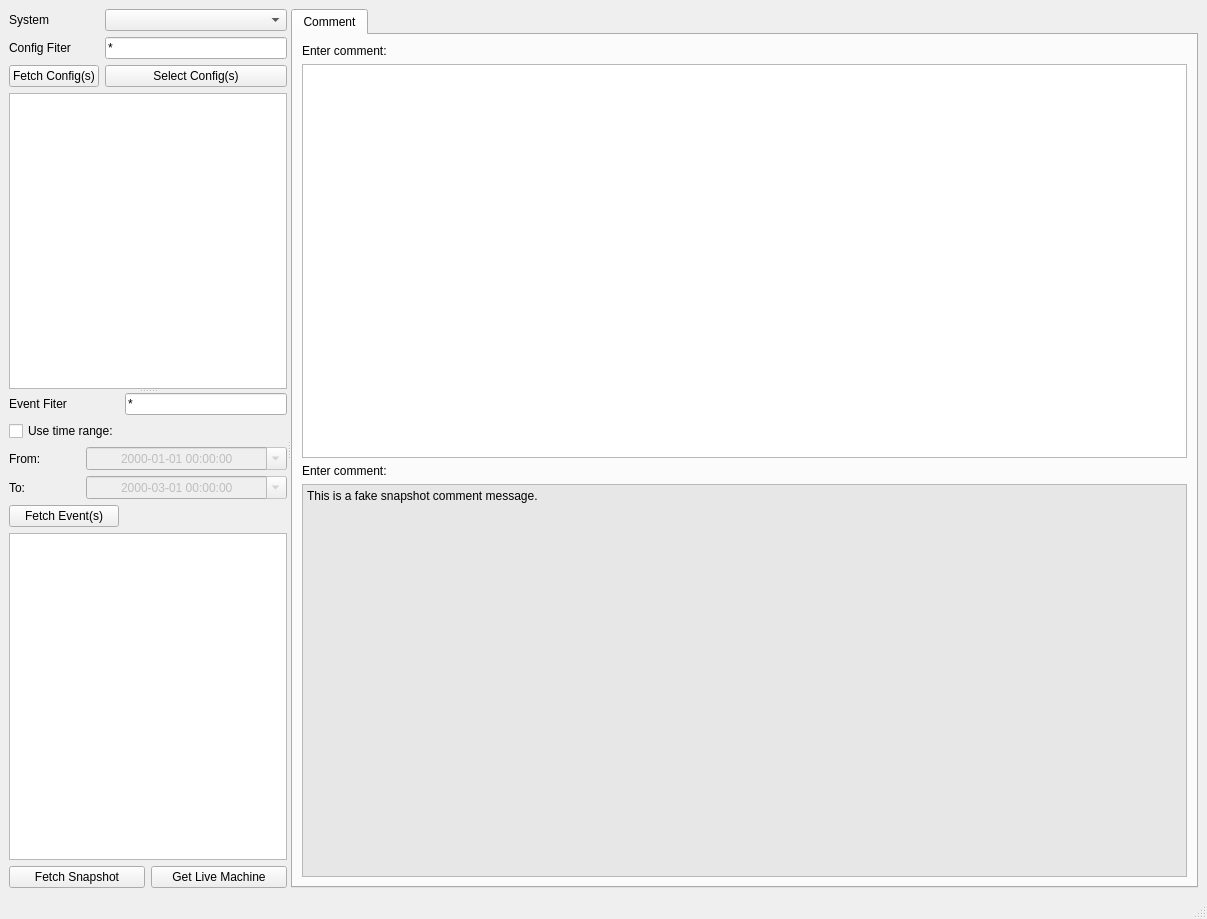
Old version of the form python/src/client/ui/ui_masar.ui in the repository epics-base/masarService.
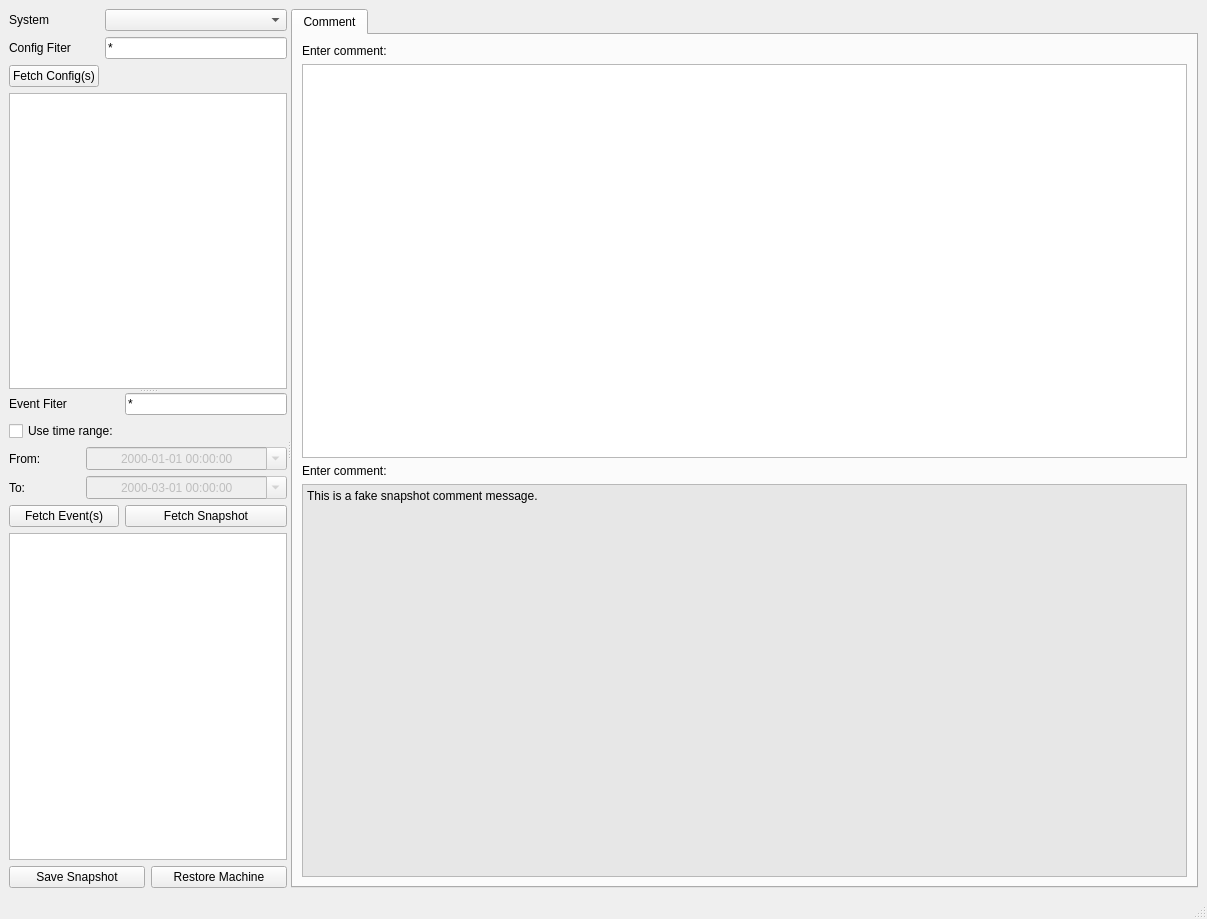
New version of the form.

What changed in the file:
```diff
--- a/python/src/client/ui/ui_masar.ui
+++ b/python/src/client/ui/ui_masar.ui
@@ -75,13 +75,6 @@
              </property>
             </widget>
            </item>
-           <item row="2" column="1">
-            <widget class="QPushButton" name="selectConfigButton">
-             <property name="text">
-              <string>Select Config(s)</string>
-             </property>
-            </widget>
-           </item>
            <item row="3" column="0" colspan="2">
             <widget class="QTableWidget" name="configTableWidget">
              <property name="selectionMode">
@@ -190,6 +183,13 @@
              </property>
             </widget>
            </item>
+           <item row="4" column="3">
+            <widget class="QPushButton" name="fetchSnapshotButton">
+             <property name="text">
+              <string>Fetch Snapshot</string>
+             </property>
+            </widget>
+           </item>
           </layout>
          </item>
          <item>
@@ -205,16 +205,16 @@
          <item>
           <layout class="QHBoxLayout" name="snapshotHorizontalLayout">
            <item>
-            <widget class="QPushButton" name="fetchSnapshotButton">
+            <widget class="QPushButton" name="saveSnapshotButton">
              <property name="text">
-              <string>Fetch Snapshot</string>
+              <string>Save Snapshot</string>
              </property>
             </widget>
            </item>
            <item>
             <widget class="QPushButton" name="getLiveButton">
              <property name="text">
-              <string>Get Live Machine</string>
+              <string>Restore Machine</string>
              </property>
             </widget>
            </item>
```
Left out of the diff: 20 changed lines with no effect on the pictures.
